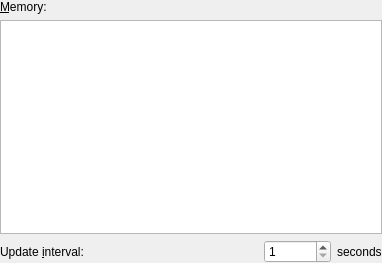
First picture: the form in plasma/applets/system-monitor/ram-config.ui, repository mgottschlag/kwin-tiling, before the edit.
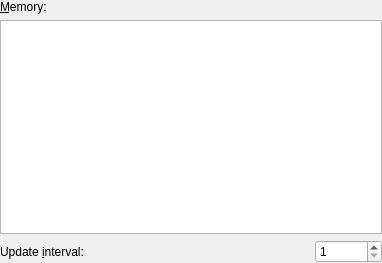
Second picture: the form after the edit.

Commit message: Remove QLabel from ui file. Plural supporting spin box suffix is already used so this label only dublicates it.

What changed in the file:
```diff
--- a/plasma/applets/system-monitor/ram-config.ui
+++ b/plasma/applets/system-monitor/ram-config.ui
@@ -77,13 +77,6 @@
        </property>
       </widget>
      </item>
-     <item>
-      <widget class="QLabel" name="label_3" >
-       <property name="text" >
-        <string>seconds</string>
-       </property>
-      </widget>
-     </item>
     </layout>
    </item>
   </layout>
```
